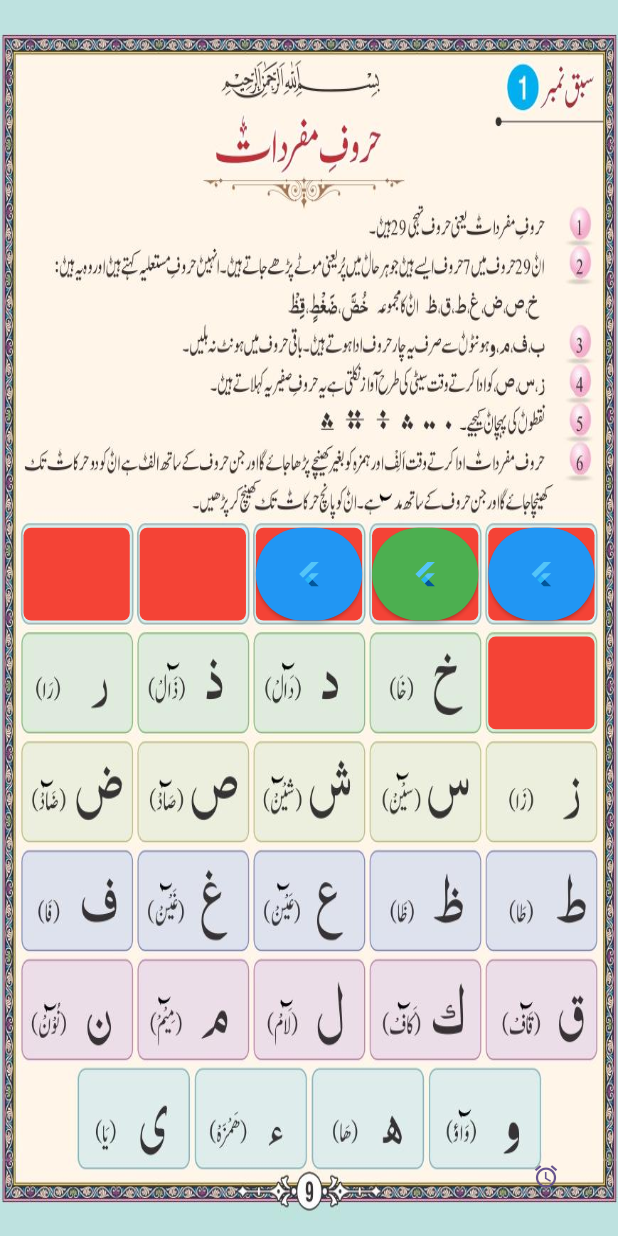
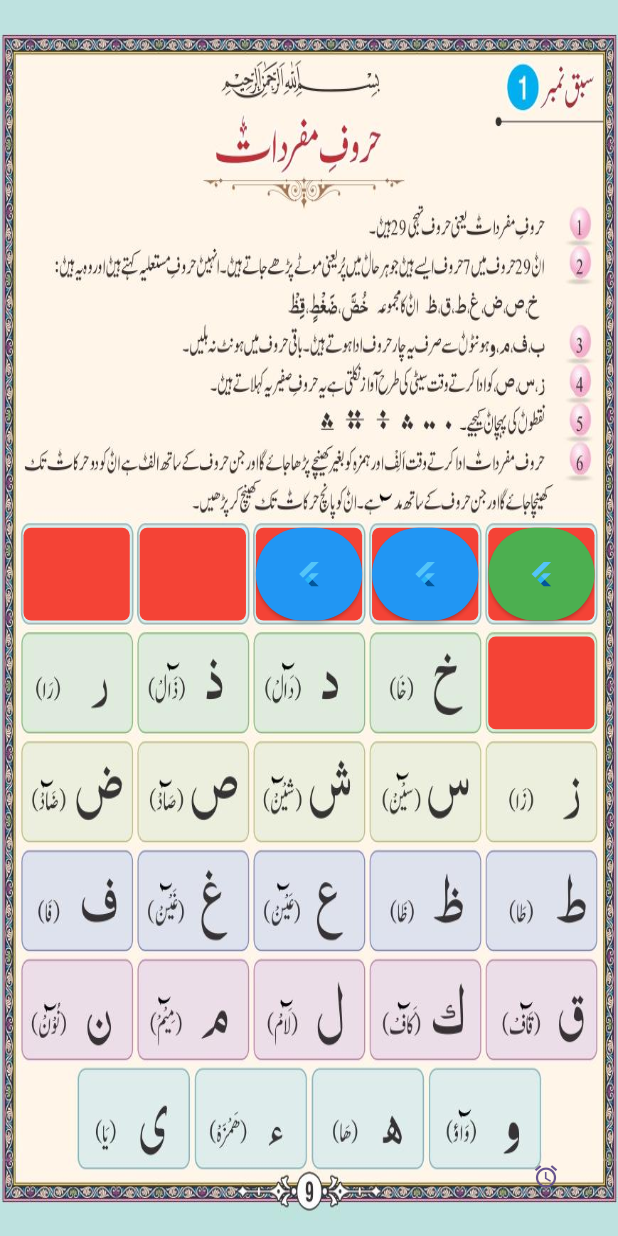
Before and after one commit to ahmadali369/makki-madani-qaida, a Flutter app: the screen it shows after launch, after a tap on the "access alarm" icon, on a phone screen of 412 x 824 dp. Run offline on Flutter 3.47's test engine with Material 3 defaults, Android fonts, the phone set to English and light mode, and no system bars; our stand-ins replace audioplayers.

Commit message:
feat - buttons and audio runnig in sequence

```diff
--- a/lib/testingPage.dart
+++ b/lib/testingPage.dart
@@ -1,4 +1,5 @@
 import 'package:flutter/material.dart';
+import 'package:audioplayers/audioplayers.dart';
 
 class MyHomePage extends StatefulWidget {
   const MyHomePage({super.key, required this.title});
@@ -10,8 +11,14 @@ class MyHomePage extends StatefulWidget {
 }
 
 class _MyHomePageState extends State<MyHomePage> {
+  late List<bool> _buttonStates;
+  late List<String> _audios = [
+    "audios/demo2.mp3",
+    "audios/demo.mp3",
+    "audios/demo2.mp3"
+  ];
 
-  late List<bool> _buttonStates;
+  final audioPlayer = AudioPlayer();
 
   @override
   void initState() {
@@ -31,14 +38,29 @@ class _MyHomePageState extends State<MyHomePage> {
       if (i > 0) {
         _triggerButton(i - 1); // Reset the previous button
       }
-      await Future.delayed(Duration(seconds: 1));
 
+      await audioPlayer.play(AssetSource(_audios[i]));
+
+      /// duartion
+      // Simulating a function that returns a Future<Duration?>
+      Future<Duration?> nullableFutureDuration = audioPlayer.getDuration();
+
+      // Wait for the future to complete and get the nullable duration
+      Duration? nullableDuration = await nullableFutureDuration;
+
+      // Handle the case where nullableDuration is null
+      if (nullableDuration == null) {
+        // Throw an error or handle the null case based on your app's logic
+        throw Exception('Nullable duration is null');
+      }
+
+      await Future.delayed(nullableDuration);
+
+      ///
     }
     // Reset the last button after the loop ends
     _triggerButton(_buttonStates.length - 1);
   }
-
-
 
   @override
   Widget build(BuildContext context) {
@@ -75,13 +97,12 @@ class _MyHomePageState extends State<MyHomePage> {
               width: MediaQuery.of(context).size.width * .172,
               height: MediaQuery.of(context).size.height * .075,
               child: ElevatedButton(
-
                 style: ElevatedButton.styleFrom(
                   primary: _buttonStates[0] ? Colors.green : Colors.blue,
                 ),
-
-              onPressed: (){
+                onPressed: () async {
                   _triggerButton(0);
+                  // await audioPlayer.play(AssetSource("audios/demo2.mp3"));
                   print("button 1");
                 },
                 child: FlutterLogo(),
@@ -105,15 +126,14 @@ class _MyHomePageState extends State<MyHomePage> {
               height: MediaQuery.of(context).size.height * .075,
 
               child: ElevatedButton(
-
                 style: ElevatedButton.styleFrom(
                   primary: _buttonStates[1] ? Colors.green : Colors.blue,
                 ),
+                onPressed: () async {
+                  _triggerButton(1);
+                  // await audioPlayer.play(AssetSource("audios/demo.mp3"));
 
-              onPressed: (){
-                _triggerButton(1);
                   print("button 2");
-
                 },
                 child: FlutterLogo(),
               ),
@@ -140,10 +160,11 @@ class _MyHomePageState extends State<MyHomePage> {
                 style: ElevatedButton.styleFrom(
                   primary: _buttonStates[2] ? Colors.green : Colors.blue,
                 ),
-              onPressed: (){
+                onPressed: () async {
                   _triggerButton(2);
+                  // await audioPlayer.play(AssetSource("audios/demo2.mp3"));
+
                   print("button 3");
-
                 },
                 child: FlutterLogo(),
               ),
@@ -206,11 +227,11 @@ class _MyHomePageState extends State<MyHomePage> {
           // Add more Positioned containers as needed.
         ],
       ),
-
       floatingActionButton: TextButton(
-
         onPressed: _triggerButtonsSequentially,
-        child: Icon(Icons.access_alarm_outlined,),
+        child: Icon(
+          Icons.access_alarm_outlined,
+        ),
       ),
     );
   }
```
Lines whose indentation alone changed are shown as unchanged.
